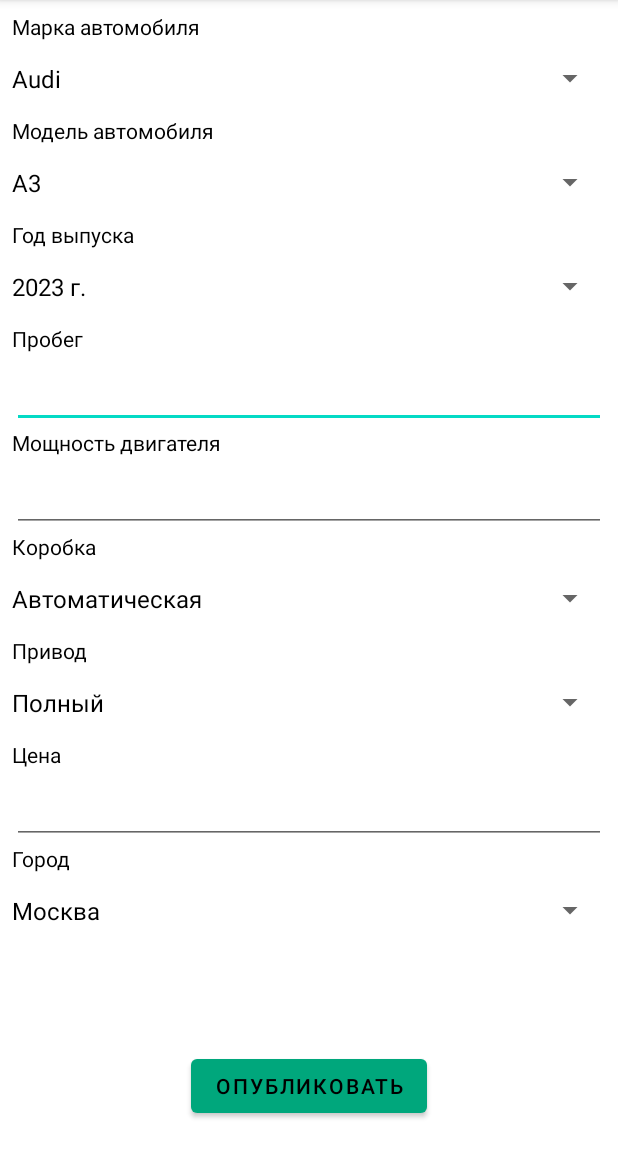
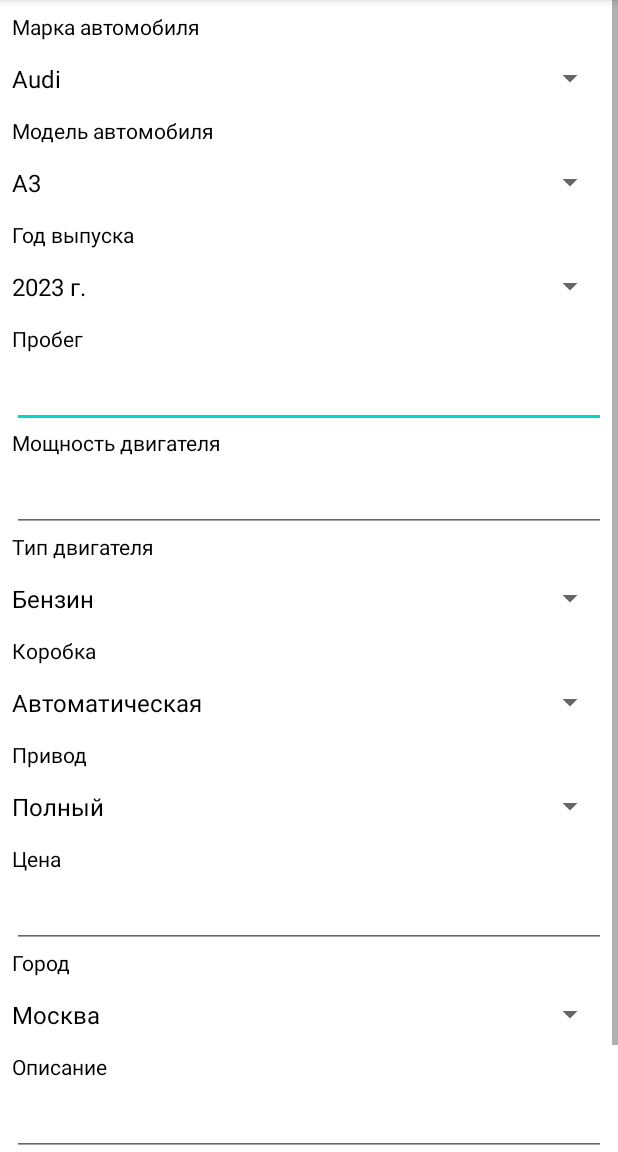
Before and after one commit to Odyvannnn/CarSales, an Android app: the AddAdActivity screen opened directly, with no data from a screen before it, on a phone screen of 412 x 824 dp, the part 84-1236 px from its top. Run offline under Robolectric (Android 15) with nearby library versions, the phone set to English and light mode, and no system bars; our stand-ins replace Firebase (no records; nobody signed in at launch, a user with empty details on screens opened directly).

Commit message:
Added new fields + Added new cars

```diff
--- a/app/src/main/java/com/main/carsales/ad/AdActivity.kt
+++ b/app/src/main/java/com/main/carsales/ad/AdActivity.kt
@@ -78,8 +78,10 @@ class AdActivity : AppCompatActivity() {
             infoMileage.text = intent.getStringExtra("mileage")
             infoCarDriveType.text = intent.getStringExtra("car_drive_type")
             infoEnginePower.text = intent.getStringExtra("engine_power")
+            infoEngineType.text = intent.getStringExtra("engine_type")
             infoTransmission.text = intent.getStringExtra("transmission")
             infoSellerCity.text = intent.getStringExtra("city")
+            infoAd.text = intent.getStringExtra("info_ad")
         }
         for (i in 1..9){
             images.add(intent.getStringExtra("pic$i").toString())
--- a/app/src/main/java/com/main/carsales/ad/AdsListActivity.kt
+++ b/app/src/main/java/com/main/carsales/ad/AdsListActivity.kt
@@ -59,6 +59,7 @@ class AdsListActivity : AppCompatActivity() {
                                 putExtra("mileage", adList[position].mileage)
                                 putExtra("car_drive_type", adList[position].car_drive_type)
                                 putExtra("engine_power", adList[position].engine_power)
+                                putExtra("engine_type", adList[position].engine_type)
                                 putExtra("transmission", adList[position].transmission)
                                 putExtra("pic1", adList[position].pic1)
                                 putExtra("pic2", adList[position].pic2)
@@ -70,6 +71,7 @@ class AdsListActivity : AppCompatActivity() {
                                 putExtra("pic8", adList[position].pic8)
                                 putExtra("pic9", adList[position].pic9)
                                 putExtra("seller_uid", adList[position].seller_uid)
+                                putExtra("info_ad", adList[position].info_ad)
                                 putExtra("city", adList[position].city)
                                 putExtra("adId", adList[position].adId)
                             }
--- a/app/src/main/java/com/main/carsales/data/Ad.kt
+++ b/app/src/main/java/com/main/carsales/data/Ad.kt
@@ -8,8 +8,10 @@ data class Ad(
     val year: String? = "",
     val mileage: String? = "",
     val engine_power: String? = "",
+    val engine_type: String? = "",
     val transmission: String? = "",
     val car_drive_type: String? = "",
+    val info_ad: String? = "",
     val price: String? = "",
     val status: String? = "",
     val username: String? = "",
--- a/app/src/main/res/layout/activity_add_ad.xml
+++ b/app/src/main/res/layout/activity_add_ad.xml
@@ -83,6 +83,18 @@
                 android:autofillHints="Мощность двигателя в лошадиных силах" />
 
             <TextView
+                android:id="@+id/engine_type_text"
+                android:layout_width="match_parent"
+                android:layout_height="wrap_content"
+                android:text="@string/engine_type" />
+
+            <Spinner
+                android:id="@+id/engine_type"
+                android:layout_width="match_parent"
+                android:layout_height="50dp"
+                android:contentDescription="@string/engine_type" />
+
+            <TextView
                 android:id="@+id/transmission_text"
                 android:layout_width="match_parent"
                 android:layout_height="wrap_content"
@@ -131,21 +143,28 @@
                 android:layout_height="50dp"
                 android:contentDescription="@string/city" />
 
+            <TextView
+                android:id="@+id/info_ad_text"
+                android:layout_width="match_parent"
+                android:layout_height="wrap_content"
+                android:text="@string/info_ad" />
 
+            <EditText
+                android:id="@+id/info_ad"
+                android:layout_width="match_parent"
+                android:layout_height="50dp"
+                android:inputType="text" />
+
+            <Button
+                android:id="@+id/publish_button"
+                android:layout_width="wrap_content"
+                android:layout_gravity="center"
+                android:layout_height="wrap_content"
+                android:layout_marginBottom="20dp"
+                android:text="@string/add_ad" />
         </LinearLayout>
+
     </ScrollView>
 
 
-
-    <Button
-        android:id="@+id/publish_button"
-        android:layout_width="wrap_content"
-        android:layout_height="wrap_content"
-        android:layout_marginBottom="20dp"
-        android:text="@string/add_ad"
-        app:layout_constraintBottom_toBottomOf="parent"
-        app:layout_constraintEnd_toEndOf="parent"
-        app:layout_constraintStart_toStartOf="parent" />
-
-
 </androidx.constraintlayout.widget.ConstraintLayout>
--- a/app/src/main/res/values/car_brands_array.xml
+++ b/app/src/main/res/values/car_brands_array.xml
@@ -4,5 +4,8 @@
         <item>Audi</item>
         <item>BMW</item>
         <item>Toyota</item>
+        <item>Renault</item>
+        <item>Peugeot</item>
+        <item>Volvo</item>
     </string-array>
 </resources>
--- a/app/src/main/res/values/car_models_array.xml
+++ b/app/src/main/res/values/car_models_array.xml
@@ -3,16 +3,37 @@
     <string-array name="audi_models">
         <item>A3</item>
         <item>A4</item>
+        <item>RS4</item>
         <item>Q7</item>
     </string-array>
     <string-array name="bmw_models">
         <item>3</item>
+        <item>5</item>
         <item>7</item>
         <item>X5</item>
     </string-array>
     <string-array name="toyota_models">
+        <item>Corolla</item>
         <item>Camry</item>
         <item>Land Cruiser</item>
         <item>RAV4</item>
     </string-array>
+    <string-array name="renault_models">
+        <item>Duster</item>
+        <item>Logan</item>
+        <item>Kaptur</item>
+        <item>Sandero</item>
+    </string-array>
+    <string-array name="peugeot_models">
+        <item>308</item>
+        <item>206</item>
+        <item>3008</item>
+        <item>2008</item>
+    </string-array>
+    <string-array name="volvo_models">
+        <item>S40</item>
+        <item>S60</item>
+        <item>C30</item>
+        <item>XC60</item>
+    </string-array>
 </resources>
--- a/app/src/main/res/values/strings.xml
+++ b/app/src/main/res/values/strings.xml
@@ -26,6 +26,8 @@
     <string name="transmission">Коробка</string>
     <string name="car_drive_type">Привод</string>
     <string name="price">Цена</string>
+    <string name="engine_type">Тип двигателя</string>
+    <string name="info_ad">Описание</string>
 
     <string-array name="car_transmission_array">
         <item>Автоматическая</item>
@@ -37,6 +39,12 @@
         <item>Полный</item>
         <item>Передний</item>
         <item>Задний</item>
+    </string-array>
+    <string-array name="car_engine_type">
+        <item>Бензин</item>
+        <item>Дизель</item>
+        <item>Гибрид</item>
+        <item>Электро</item>
     </string-array>
 
     <string name="ph_front">Фото спереди</string>
```
Also changed, not shown: app/src/main/java/com/main/carsales/ad/AddAdActivity.kt (+16 -2 lines), app/src/main/java/com/main/carsales/main/HomeFragment.kt (+24 -9 lines), app/src/main/res/layout/activity_ad.xml (+36 -0 lines).
